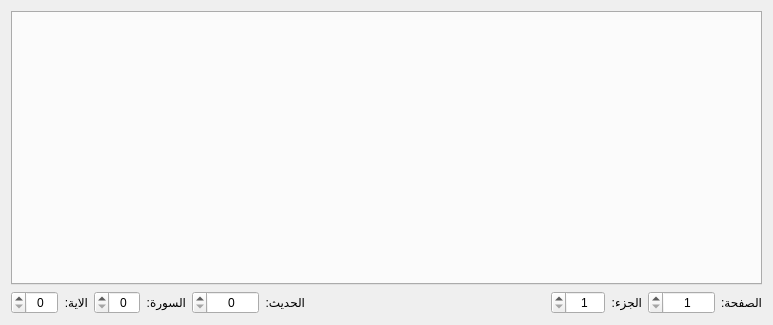
First picture: the form in src/bookeditorview.ui, repository boussouira/moltaqa, before the edit.
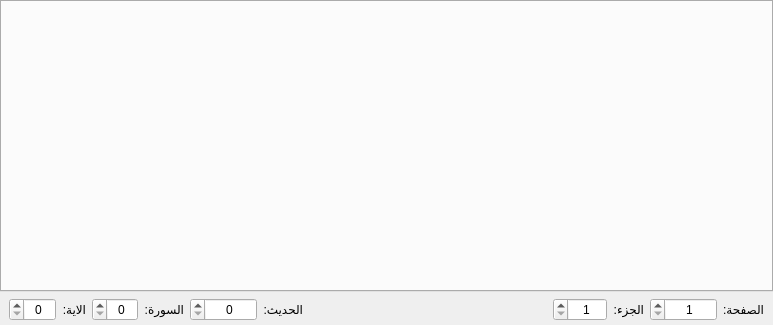
Second picture: the form after the edit.

Commit message: Some fixes in book editor view

Diff of the .ui file:
```diff
--- a/src/bookeditorview.ui
+++ b/src/bookeditorview.ui
@@ -17,6 +17,9 @@
    <enum>Qt::RightToLeft</enum>
   </property>
   <layout class="QVBoxLayout" name="verticalLayout">
+   <property name="margin">
+    <number>0</number>
+   </property>
    <item>
     <widget class="QTabWidget" name="tabWidget">
      <property name="currentIndex">
@@ -26,6 +29,15 @@
    </item>
    <item>
     <layout class="QHBoxLayout" name="horizontalLayout_2">
+     <property name="leftMargin">
+      <number>9</number>
+     </property>
+     <property name="rightMargin">
+      <number>9</number>
+     </property>
+     <property name="bottomMargin">
+      <number>4</number>
+     </property>
      <item>
       <widget class="QWidget" name="widgetPagePart" native="true">
        <layout class="QHBoxLayout" name="horizontalLayout">
```
The commit also changes 1 other file.
